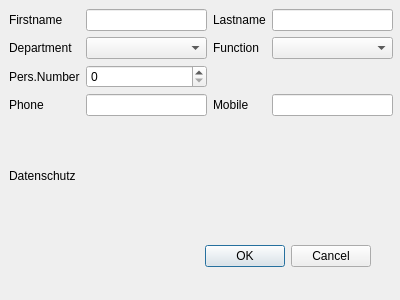
This is src/employeeinputdialog.ui in jmuelbert/jmbde-QT as Qt 5 draws it before an edit. The edited form follows.
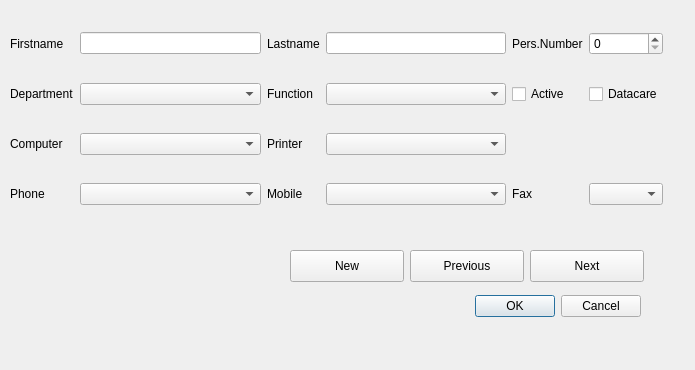
This is the edited form.

Commit message: + New Database structure + Improve GUI + A little usable + Tables: Employee, Computer, Printer and Phone can save as PDF. + Tables: Employee, Computer, Printer and Phone can print.

```diff
--- a/src/employeeinputdialog.ui
+++ b/src/employeeinputdialog.ui
@@ -6,8 +6,8 @@
    <rect>
     <x>0</x>
     <y>0</y>
-    <width>400</width>
-    <height>300</height>
+    <width>695</width>
+    <height>370</height>
    </rect>
   </property>
   <property name="windowTitle">
@@ -16,8 +16,8 @@
   <widget class="QDialogButtonBox" name="buttonBox">
    <property name="geometry">
     <rect>
-     <x>30</x>
-     <y>240</y>
+     <x>300</x>
+     <y>290</y>
      <width>341</width>
      <height>32</height>
     </rect>
@@ -32,31 +32,34 @@
   <widget class="QWidget" name="gridLayoutWidget">
    <property name="geometry">
     <rect>
-     <x>9</x>
-     <y>9</y>
-     <width>384</width>
+     <x>10</x>
+     <y>10</y>
+     <width>653</width>
      <height>221</height>
     </rect>
    </property>
    <layout class="QGridLayout" name="gridLayout">
-    <item row="1" column="5">
-     <widget class="QLabel" name="labelFunction">
+    <item row="3" column="1">
+     <widget class="QLabel" name="labelComputer">
       <property name="text">
-       <string>Function</string>
+       <string>Computer</string>
       </property>
      </widget>
     </item>
-    <item row="0" column="5">
-     <widget class="QLabel" name="labelLastName">
+    <item row="4" column="6">
+     <widget class="QLabel" name="labelFax">
       <property name="text">
-       <string>Lastname</string>
+       <string>Fax</string>
       </property>
      </widget>
     </item>
-    <item row="0" column="1">
-     <widget class="QLabel" name="labelFirstName">
+    <item row="3" column="4">
+     <widget class="QLabel" name="labelPrinter">
       <property name="text">
-       <string>Firstname</string>
+       <string>Printer</string>
+      </property>
+      <property name="buddy">
+       <cstring>comboBoxPrinter</cstring>
       </property>
      </widget>
     </item>
@@ -67,61 +70,152 @@
       </property>
      </widget>
     </item>
-    <item row="3" column="1">
+    <item row="4" column="1">
      <widget class="QLabel" name="labelPhone">
       <property name="text">
        <string>Phone</string>
       </property>
      </widget>
     </item>
-    <item row="0" column="4">
+    <item row="0" column="1">
+     <widget class="QLabel" name="labelFirstName">
+      <property name="text">
+       <string>Firstname</string>
+      </property>
+      <property name="buddy">
+       <cstring>lineEditFirstName</cstring>
+      </property>
+     </widget>
+    </item>
+    <item row="4" column="4">
+     <widget class="QLabel" name="labelMobile">
+      <property name="text">
+       <string>Mobile</string>
+      </property>
+      <property name="buddy">
+       <cstring>comboBoxMobile</cstring>
+      </property>
+     </widget>
+    </item>
+    <item row="3" column="5">
+     <widget class="QComboBox" name="comboBoxPrinter"/>
+    </item>
+    <item row="3" column="2">
+     <widget class="QComboBox" name="comboBoxComputer"/>
+    </item>
+    <item row="4" column="2">
+     <widget class="QComboBox" name="comboBoxPhone"/>
+    </item>
+    <item row="4" column="7">
+     <widget class="QComboBox" name="comboBoxFax"/>
+    </item>
+    <item row="4" column="5">
+     <widget class="QComboBox" name="comboBoxMobile"/>
+    </item>
+    <item row="0" column="2">
      <widget class="QLineEdit" name="lineEditFirstname"/>
     </item>
-    <item row="0" column="6">
+    <item row="0" column="4">
+     <widget class="QLabel" name="labelLastName">
+      <property name="text">
+       <string>Lastname</string>
+      </property>
+      <property name="buddy">
+       <cstring>lineEditLastname</cstring>
+      </property>
+     </widget>
+    </item>
+    <item row="0" column="5">
      <widget class="QLineEdit" name="lineEditLastname"/>
     </item>
-    <item row="2" column="1">
+    <item row="0" column="6">
      <widget class="QLabel" name="labelPersNumber">
       <property name="text">
        <string>Pers.Number</string>
       </property>
-     </widget>
-    </item>
-    <item row="4" column="1">
-     <widget class="QLabel" name="labelDataprotect">
-      <property name="text">
-       <string>Datenschutz</string>
+      <property name="buddy">
+       <cstring>doubleSpinBoxPersNR</cstring>
       </property>
      </widget>
     </item>
-    <item row="2" column="4">
-     <widget class="QDoubleSpinBox" name="doubleSpinBox">
+    <item row="0" column="7">
+     <widget class="QDoubleSpinBox" name="doubleSpinBoxPersNR">
       <property name="decimals">
        <number>0</number>
       </property>
      </widget>
     </item>
-    <item row="3" column="4">
-     <widget class="QLineEdit" name="lineEditPhone"/>
-    </item>
-    <item row="3" column="5">
-     <widget class="QLabel" name="labelMobile">
-      <property name="text">
-       <string>Mobile</string>
-      </property>
-     </widget>
-    </item>
-    <item row="3" column="6">
-     <widget class="QLineEdit" name="lineEditMobile"/>
-    </item>
-    <item row="1" column="4">
+    <item row="1" column="2">
      <widget class="QComboBox" name="comboBoxDepartment"/>
     </item>
-    <item row="1" column="6">
+    <item row="1" column="4">
+     <widget class="QLabel" name="labelFunction">
+      <property name="text">
+       <string>Function</string>
+      </property>
+      <property name="buddy">
+       <cstring>comboBoxFunction</cstring>
+      </property>
+     </widget>
+    </item>
+    <item row="1" column="5">
      <widget class="QComboBox" name="comboBoxFunction"/>
     </item>
+    <item row="1" column="7">
+     <widget class="QCheckBox" name="checkBoxDatacare">
+      <property name="text">
+       <string>Datacare</string>
+      </property>
+     </widget>
+    </item>
+    <item row="1" column="6">
+     <widget class="QCheckBox" name="checkBoxActive">
+      <property name="text">
+       <string>Active</string>
+      </property>
+     </widget>
+    </item>
    </layout>
   </widget>
+  <widget class="QPushButton" name="nextButton">
+   <property name="geometry">
+    <rect>
+     <x>530</x>
+     <y>250</y>
+     <width>114</width>
+     <height>32</height>
+    </rect>
+   </property>
+   <property name="text">
+    <string>Next</string>
+   </property>
+  </widget>
+  <widget class="QPushButton" name="previousButton">
+   <property name="geometry">
+    <rect>
+     <x>410</x>
+     <y>250</y>
+     <width>114</width>
+     <height>32</height>
+    </rect>
+   </property>
+   <property name="text">
+    <string>Previous</string>
+   </property>
+  </widget>
+  <widget class="QPushButton" name="pushButtonNew">
+   <property name="geometry">
+    <rect>
+     <x>290</x>
+     <y>250</y>
+     <width>114</width>
+     <height>32</height>
+    </rect>
+   </property>
+   <property name="text">
+    <string>New</string>
+   </property>
+  </widget>
  </widget>
  <resources/>
  <connections>
```
Left out of the diff: 12 changed lines with no effect on the pictures. The commit also changes 116 other files.
